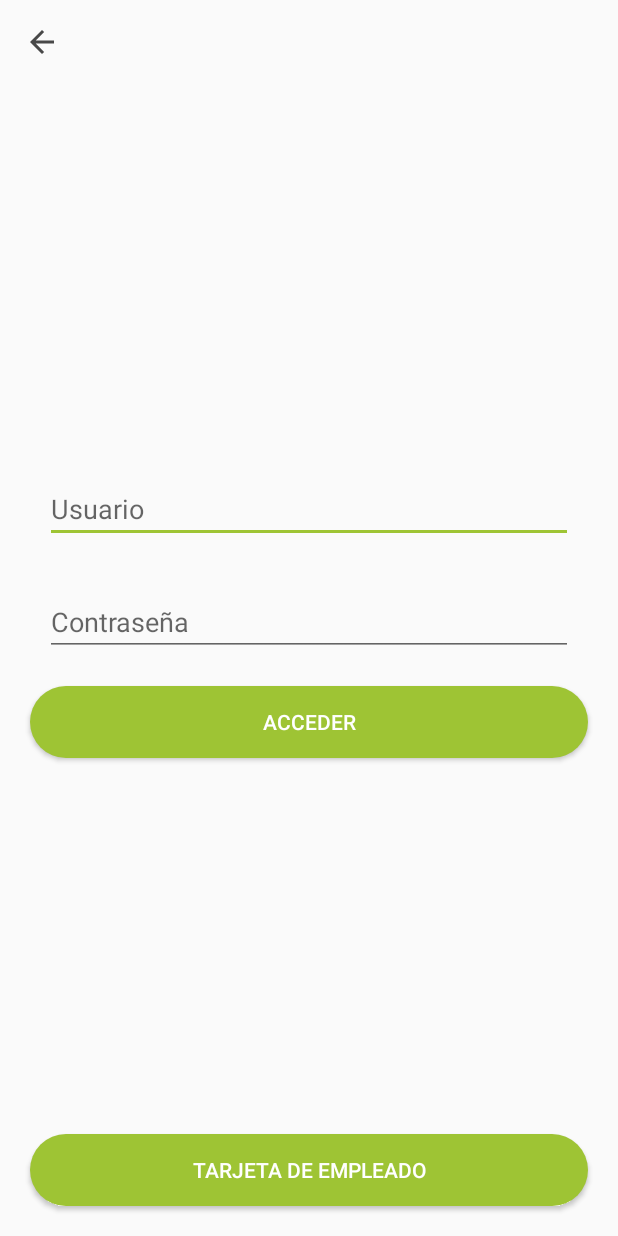
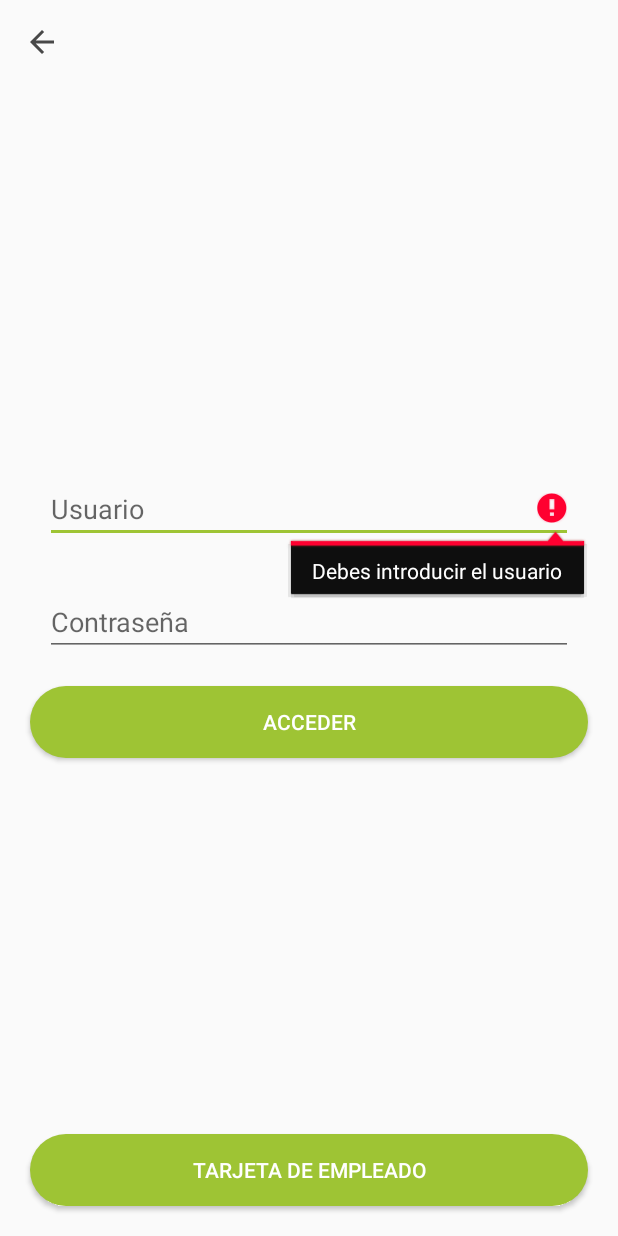
Before and after one commit to jjlii/MDM, an Android app: the screen it shows after launch (MainActivity), after a tap on "ACCEDER", on a phone screen of 412 x 824 dp. Run offline under Robolectric (Android 15) with nearby library versions, the phone set to English and light mode, and no system bars; 5 statements that could not run were skipped.

Commit message:
Navigation bar home

```diff
--- a/app/build.gradle
+++ b/app/build.gradle
@@ -55,6 +55,7 @@ dependencies {
     testImplementation 'junit:junit:4.12'
     androidTestImplementation 'androidx.test:runner:1.2.0'
     androidTestImplementation 'androidx.test.espresso:espresso-core:3.2.0'
+    implementation 'com.google.android.material:material:1.0.0'
 
     //Multidex
     implementation 'com.android.support:multidex:1.0.3'
--- a/app/src/main/java/com/example/mdm_everis/login/LoginFragment.kt
+++ b/app/src/main/java/com/example/mdm_everis/login/LoginFragment.kt
@@ -55,7 +55,11 @@ class LoginFragment : BaseFragment<LoginViewModel>() {
 
     private fun iniListener(){
         btnAcceder.setOnClickListener {
-            viewModel.login(etUsername.text.toString(),etPwd.text.toString())
+            when {
+                etUsername.text.toString() == "" -> etUsername.error = "Debes introducir el usuario"
+                etPwd.text.toString() == "" -> etPwd.error = "Debes instroducir la contraseña"
+                else -> viewModel.login(etUsername.text.toString(),etPwd.text.toString())
+            }
         }
         btnTarjeta.setOnClickListener {
             showNFCDialog()
--- a/app/src/main/res/navigation/app_navigation.xml
+++ b/app/src/main/res/navigation/app_navigation.xml
@@ -20,8 +20,35 @@
         android:name="com.example.mdm_everis.home.HomeFragment"
         tools:layout="@layout/home_fragment"
         >
+        <action
+            android:id="@+id/action_home_to_reservas"
+            app:destination="@id/reservas_screen"
+            />
+        <action
+            android:id="@+id/action_home_to_caducadas"
+            app:destination="@id/caducadas_screen"
+            />
+        <action
+            android:id="@+id/action_home_to_dispositivos"
+            app:destination="@id/dispositivos_screen"
+            />
 
     </fragment>
+    <fragment
+        android:id="@+id/reservas_screen"
+        android:name="com.example.mdm_everis.home.mis_reservas.MisReservasFragment"
+        tools:layout="@layout/mis_reservas_fragment"
+        ></fragment>
+    <fragment
+        android:id="@+id/caducadas_screen"
+        android:name="com.example.mdm_everis.home.reservas_caducadas.ReservasCaducadasFragment"
+        tools:layout="@layout/reservas_caducadas_fragment"
+        ></fragment>
+    <fragment
+        android:id="@+id/dispositivos_screen"
+        android:name="com.example.mdm_everis.home.dispositivos.DispositivosFragment"
+        tools:layout="@layout/dispositivos_fragment"
+        ></fragment>
 
 
 </navigation>
--- a/app/src/main/res/values/strings.xml
+++ b/app/src/main/res/values/strings.xml
@@ -6,4 +6,7 @@
     <string name="user_name">Usuario</string>
     <string name="password">Contraseña</string>
     <string name="acerque_su_tarjeta_al_nfc">Acerque su tarjeta al NFC</string>
+    <string name="mis_reservas">Mis Reservas</string>
+    <string name="caducadas">Caducadas</string>
+    <string name="dispositivos">Dispositivos</string>
 </resources>
```
Also changed, not shown: app/src/main/java/com/example/mdm_everis/home/HomeFragment.kt (+27 -0 lines), app/src/main/java/com/example/mdm_everis/home/dispositivos/DispositivosFragment.kt (added, +34 -0 lines), app/src/main/java/com/example/mdm_everis/home/dispositivos/DispositivosViewModel.kt (added, +7 -0 lines), app/src/main/java/com/example/mdm_everis/home/mis_reservas/MisReservasFragment.kt (added, +34 -0 lines), app/src/main/java/com/example/mdm_everis/home/mis_reservas/MisReservasViewModel.kt (added, +7 -0 lines), app/src/main/java/com/example/mdm_everis/home/reservas_caducadas/ReservasCaducadasFragment.kt (added, +34 -0 lines), app/src/main/java/com/example/mdm_everis/home/reservas_caducadas/ReservasCaducadasViewModel.kt (added, +7 -0 lines), app/src/main/res/drawable/ic_dispositivos_24dp.xml (added, +9 -0 lines), app/src/main/res/drawable/ic_home_24dp.xml (added, +9 -0 lines), app/src/main/res/drawable/ic_reservas_en_pasadas_24dp.xml (added, +9 -0 lines), app/src/main/res/layout/dispositivos_fragment.xml (added, +14 -0 lines), app/src/main/res/layout/home_fragment.xml (+15 -4 lines), app/src/main/res/layout/mis_reservas_fragment.xml (added, +15 -0 lines), app/src/main/res/layout/reservas_caducadas_fragment.xml (added, +14 -0 lines), 1 more files.
